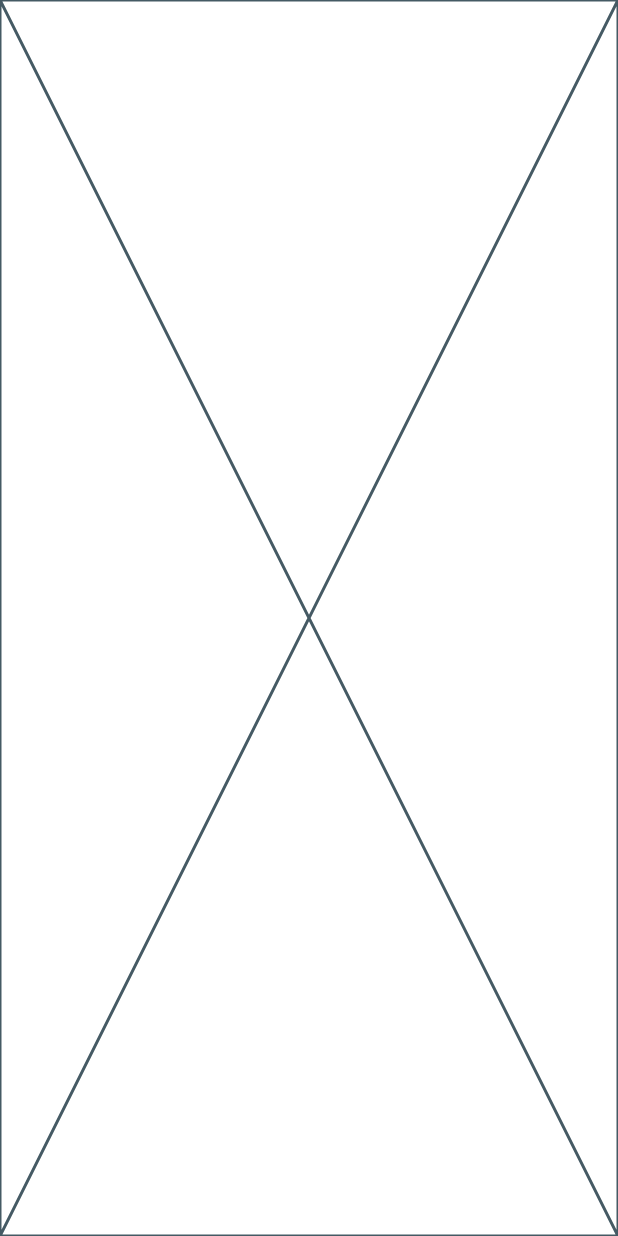
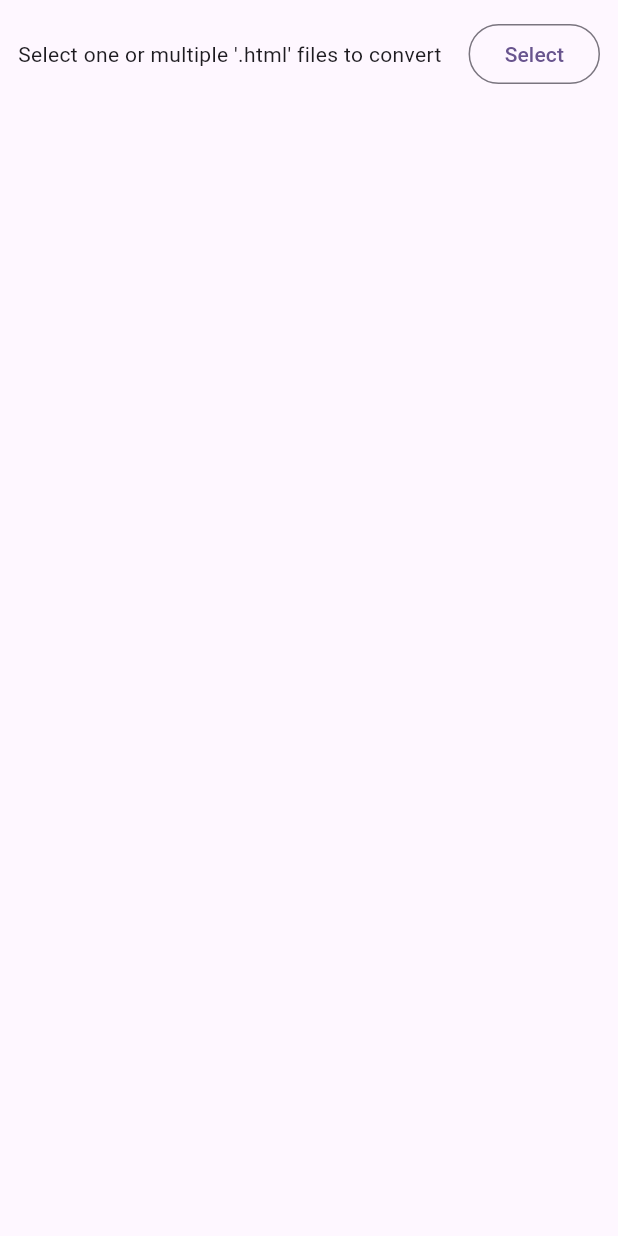
Before and after one commit to mmhartmann/notion_to_anki, a Flutter app: the screen it shows after launch, on a phone screen of 412 x 824 dp. Run offline on Flutter 3.47's test engine with Material 3 defaults, Android fonts, the light colour scheme and no system bars; our stand-ins replace file_picker, flutter_bloc; generated files the repository leaves out were written again.

Commit message:
Added file selection

```diff
--- a/lib/conversion/bloc/conversion_settings.dart
+++ b/lib/conversion/bloc/conversion_settings.dart
@@ -1,11 +1,12 @@
+import 'package:file_picker/file_picker.dart';
 import 'package:flutter_bloc/flutter_bloc.dart';
 
-/// A cubit handling the [ConversionSettings].
-class ConversionSettingsCubit extends Cubit<ConversionSettings> {
-  ConversionSettingsCubit() : super(ConversionSettings());
+/// A cubit handling the [ConversionSettingsState].
+class ConversionSettingsCubit extends Cubit<ConversionSettingsState> {
+  ConversionSettingsCubit() : super(ConversionSettingsState());
 
-  void changeSelectedFileOrFolderPath(String newPath) =>
-      emit(state..selectedFileOrFolderPath = newPath);
+  void changeFileSelection(FilePickerResult newSelection) =>
+      emit(state..fileSelection = newSelection);
 
   void changeRemovePropertiesTable(bool newState) => emit(state..removePropertiesTable = newState);
 
@@ -14,15 +15,16 @@ class ConversionSettingsCubit extends Cubit<ConversionSettings> {
 }
 
 /// Contains all necessary information needed to execute the conversion command.
-class ConversionSettings {
-  ConversionSettings({
-    this.selectedFileOrFolderPath,
+class ConversionSettingsState {
+  ConversionSettingsState({
+    this.fileSelection,
     this.removePropertiesTable = true,
     this.imageReplacementPaths = "",
   });
 
-  /// A specific file or a folder containing the files to be converted.
-  String? selectedFileOrFolderPath;
+  /// Selected single or multiple files or a folders containing the files to be
+  /// converted.
+  FilePickerResult? fileSelection;
 
   /// Whether to remove the notion "properties" table.
   bool removePropertiesTable;
--- a/lib/conversion/conversion.dart
+++ b/lib/conversion/conversion.dart
@@ -1 +1,3 @@
+export 'bloc/conversion_settings.dart';
 export 'view/view.dart';
+export 'widgets/conversion_settings.dart';
--- a/lib/conversion/view/view.dart
+++ b/lib/conversion/view/view.dart
@@ -1,10 +1,17 @@
 import 'package:flutter/material.dart';
+import 'package:flutter_bloc/flutter_bloc.dart';
+import '../conversion.dart';
 
 class ConversionView extends StatelessWidget {
   const ConversionView({super.key});
 
   @override
   Widget build(BuildContext context) {
-    return const Placeholder();
+    return Scaffold(
+      body: BlocProvider(
+        create: (_) => ConversionSettingsCubit(),
+        child: ConversionSettingsWidget(),
+      ),
+    );
   }
 }
--- /dev/null
+++ b/lib/conversion/widgets/conversion_settings.dart
@@ -0,0 +1,72 @@
+import 'package:file_picker/file_picker.dart';
+import 'package:flutter/material.dart';
+import 'package:flutter_bloc/flutter_bloc.dart';
+import 'package:notion_to_anki/l10n/l10n.dart';
+
+import '../conversion.dart';
+
+/// Settings overview at the top of the [ConversionView].
+///
+/// Every contained widget accesses the [ConversionSettingsCubit].
+class ConversionSettingsWidget extends StatelessWidget {
+  const ConversionSettingsWidget({super.key});
+
+  @override
+  Widget build(BuildContext context) {
+    return const Padding(
+      padding: EdgeInsets.all(12),
+      child: Column(
+        children: [
+          SelectedFileOrFolderSettingWidget(),
+        ],
+      ),
+    );
+  }
+}
+
+/// Displays the selected file or folder to convert and lets the user change it.
+class SelectedFileOrFolderSettingWidget extends StatelessWidget {
+  const SelectedFileOrFolderSettingWidget({super.key});
+
+  @override
+  Widget build(BuildContext context) {
+    return BlocBuilder<ConversionSettingsCubit, ConversionSettingsState>(
+      builder: (context, state) => Row(children: [
+        Expanded(
+          child: Column(
+            crossAxisAlignment: CrossAxisAlignment.start,
+            children: [
+              Text(
+                context.l10n.selectFilesTitle,
+                style: Theme.of(context).textTheme.bodyMedium,
+              ),
+              if (state.fileSelection != null) ...[
+                Text(
+                  context.l10n.numberOfFilesSelectedLabel(state.fileSelection!.count),
+                  style: Theme.of(context).textTheme.labelMedium,
+                )
+              ]
+            ],
+          ),
+        ),
+        const SizedBox(width: 12),
+        OutlinedButton(
+          onPressed: () => _openFilesDialog(context.read<ConversionSettingsCubit>()),
+          child: Text(context.l10n.selectFilesButton),
+        ),
+      ]),
+    );
+  }
+
+  Future<void> _openFilesDialog(ConversionSettingsCubit settingsCubit) async {
+    FilePickerResult? result = await FilePicker.platform.pickFiles(
+      allowMultiple: true,
+      type: FileType.custom,
+      allowedExtensions: ['html'],
+    );
+
+    if (result != null && result.count > 0) {
+      settingsCubit.changeFileSelection(result);
+    }
+  }
+}
--- a/pubspec.yaml
+++ b/pubspec.yaml
@@ -39,6 +39,7 @@ dependencies:
     sdk: flutter
   intl: any
   flutter_bloc: ^8.1.5
+  file_picker: ^8.0.2
 
 dev_dependencies:
   flutter_test:
```
Also changed, not shown: lib/l10n/app_en.arb (+10 -4 lines), pubspec.lock, 9 other files.
